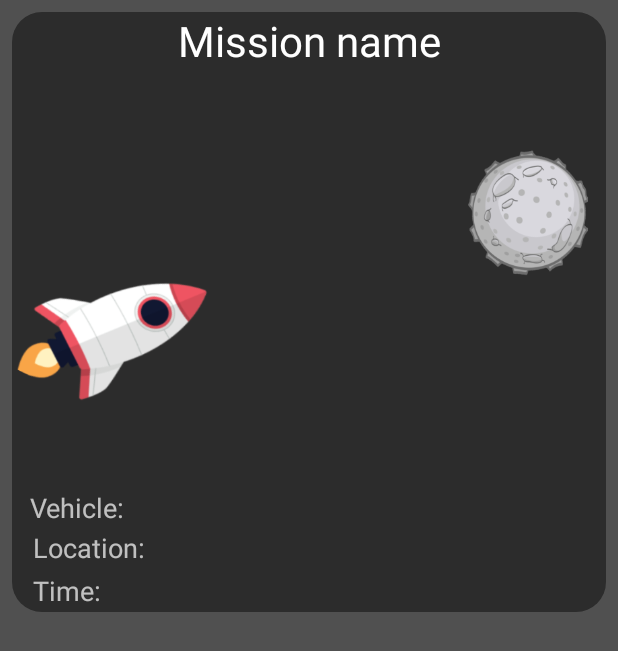
After one commit to Zubcz/SpaceX, an Android app: the layout fragment_launch_detail.xml on its own in the app's theme, with its tools: preview values and no code run, on a phone screen of 412 x 824 dp. The commit adds this screen. Shown: the top 651 px of the screen. Run offline under Robolectric (Android 15) with nearby library versions, the phone set to English and light mode, and no system bars.

Commit message:
Update colors; add launches types, launch info

```diff
--- a/app/src/main/AndroidManifest.xml
+++ b/app/src/main/AndroidManifest.xml
@@ -13,6 +13,7 @@
         android:theme="@style/AppTheme">
         <activity
             android:name=".MainActivity"
+            android:configChanges="orientation|screenSize"
             android:label="@string/app_name"
             android:theme="@style/AppTheme.NoActionBar">
             <intent-filter>
--- a/app/src/main/java/com/zubak/spacex/core/Extensions.kt
+++ b/app/src/main/java/com/zubak/spacex/core/Extensions.kt
@@ -18,3 +18,9 @@ fun String.sha1(): String {
     val sha1 = MessageDigest.getInstance("SHA-1")
     return sha1.digest(this.toByteArray()).toHex()
 }
+
+val Any.TAG: String
+    get() {
+        val tag = javaClass.simpleName
+        return if (tag.length <= 23) tag else tag.substring(0, 23)
+    }
--- a/app/src/main/java/com/zubak/spacex/ui/home/AllLaunchesViewModel.kt
+++ b/app/src/main/java/com/zubak/spacex/ui/launches/LaunchesViewModel.kt
@@ -1,4 +1,4 @@
-package com.zubak.spacex.ui.home
+package com.zubak.spacex.ui.launches
 
 import android.content.Context
 import androidx.lifecycle.MutableLiveData
@@ -7,7 +7,7 @@ import com.zubak.spacex.api.LaunchesType
 import com.zubak.spacex.core.DataManager
 import com.zubak.spacex.data.Launches
 
-class AllLaunchesViewModel(
+class LaunchesViewModel(
     private val context: Context,
     private val launchesType: LaunchesType
 ) : ViewModel() {
--- a/app/src/main/java/com/zubak/spacex/ui/home/AllLaunchesViewModelFactory.kt
+++ b/app/src/main/java/com/zubak/spacex/ui/launches/LaunchesViewModelFactory.kt
@@ -1,11 +1,11 @@
-package com.zubak.spacex.ui.home
+package com.zubak.spacex.ui.launches
 
 import android.content.Context
 import androidx.lifecycle.ViewModel
 import androidx.lifecycle.ViewModelProvider
 import com.zubak.spacex.api.LaunchesType
 
-class AllLaunchesViewModelFactory(
+class LaunchesViewModelFactory(
     private val context: Context?,
     private val launchesType: LaunchesType
 ) : ViewModelProvider.Factory {
--- /dev/null
+++ b/app/src/main/res/layout/fragment_launch_detail.xml
@@ -0,0 +1,86 @@
+<?xml version="1.0" encoding="utf-8"?>
+<LinearLayout xmlns:android="http://schemas.android.com/apk/res/android"
+    xmlns:app="http://schemas.android.com/apk/res-auto"
+    xmlns:tools="http://schemas.android.com/tools"
+    android:layout_width="match_parent"
+    android:layout_height="match_parent"
+    android:background="@color/dark_gray_background"
+    android:scrollbars="vertical"
+    tools:context=".ui.launchDetail.LaunchDetailFragment">
+
+    <ScrollView
+        android:layout_width="match_parent"
+        android:layout_height="match_parent">
+
+        <androidx.constraintlayout.widget.ConstraintLayout
+            android:layout_width="match_parent"
+            android:layout_height="match_parent"
+            android:layout_margin="8dp"
+            android:background="@drawable/card_shape">
+
+            <TextView
+                android:id="@+id/mission_name"
+                android:layout_width="match_parent"
+                android:layout_height="wrap_content"
+                android:textAlignment="center"
+                android:textColor="?android:attr/textColorPrimaryInverse"
+                android:textSize="28sp"
+                app:layout_constraintLeft_toLeftOf="parent"
+                app:layout_constraintRight_toRightOf="parent"
+                app:layout_constraintTop_toTopOf="parent"
+                tools:text="Mission name" />
+
+            <ImageView
+                android:id="@+id/launch_image"
+                android:layout_width="match_parent"
+                android:layout_height="wrap_content"
+                android:contentDescription="@string/launch_image"
+                app:layout_constraintTop_toBottomOf="@id/mission_name"
+                tools:src="@mipmap/rocket_holder" />
+
+            <TextView
+                android:id="@+id/launch_rocket"
+                android:layout_width="match_parent"
+                android:layout_height="wrap_content"
+                android:layout_marginStart="12dp"
+                android:ellipsize="marquee"
+                android:maxLines="2"
+                android:paddingTop="4dp"
+                android:singleLine="false"
+                android:textColor="?android:attr/textColorSecondaryInverse"
+                android:textSize="18sp"
+                app:layout_constraintTop_toBottomOf="@id/launch_image"
+                tools:text="@string/launch_vehicle" />
+
+            <TextView
+                android:id="@+id/location"
+                android:layout_width="match_parent"
+                android:layout_height="wrap_content"
+                android:layout_marginStart="12dp"
+                android:ellipsize="marquee"
+                android:gravity="start"
+                android:maxLines="3"
+                android:padding="2dp"
+                android:singleLine="false"
+                android:textColor="?android:attr/textColorSecondaryInverse"
+                android:textSize="18sp"
+                app:layout_constraintTop_toBottomOf="@id/launch_rocket"
+                tools:text="@string/launch_location" />
+
+            <TextView
+                android:id="@+id/launch_date"
+                android:layout_width="match_parent"
+                android:layout_height="wrap_content"
+                android:layout_marginStart="12dp"
+                android:layout_marginBottom="8dp"
+                android:ellipsize="marquee"
+                android:gravity="start"
+                android:padding="2dp"
+                android:textColor="?android:attr/textColorSecondaryInverse"
+                android:textSize="18sp"
+                app:layout_constraintTop_toBottomOf="@id/location"
+                tools:text="@string/launch_time" />
+
+        </androidx.constraintlayout.widget.ConstraintLayout>
+    </ScrollView>
+</LinearLayout>
--- a/app/src/main/res/layout/fragment_all_launches.xml
+++ b/app/src/main/res/layout/fragment_launches.xml
@@ -5,7 +5,7 @@
     android:layout_width="match_parent"
     android:layout_height="match_parent"
     android:background="@color/dark_gray_background"
-    tools:context=".ui.home.AllLaunchesFragment">
+    tools:context=".ui.launches.LaunchesFragment">
 
     <androidx.recyclerview.widget.RecyclerView
         android:id="@+id/allLaunches"
--- a/app/src/main/res/layout/launch_holder.xml
+++ b/app/src/main/res/layout/launch_holder.xml
@@ -42,7 +42,8 @@
     <ImageView
         android:id="@+id/image_launch"
         android:layout_width="match_parent"
-        android:layout_height="200dp" />
+        android:layout_height="200dp"
+        android:contentDescription="@string/launch_image" />
 
     <TextView
         android:id="@+id/widget_launch_rocket"
--- a/app/src/main/res/values/colors.xml
+++ b/app/src/main/res/values/colors.xml
@@ -1,7 +1,5 @@
 <?xml version="1.0" encoding="utf-8"?>
 <resources>
-    <color name="colorPrimary">#6200EE</color>
-    <color name="colorPrimaryDark">#3700B3</color>
     <color name="colorAccent">#03DAC5</color>
     <color name="silver_gray">#C0C0C0</color>
     <color name="dark_gray_background">#505050</color>
--- a/app/src/main/res/values/styles.xml
+++ b/app/src/main/res/values/styles.xml
@@ -2,8 +2,8 @@
     <!-- Base application theme. -->
     <style name="AppTheme" parent="Theme.AppCompat.Light.DarkActionBar">
         <!-- Customize your theme here. -->
-        <item name="colorPrimary">@color/colorPrimary</item>
-        <item name="colorPrimaryDark">@color/colorPrimaryDark</item>
+        <item name="colorPrimary">@color/dark_gray_card_background</item>
+        <item name="colorPrimaryDark">@color/dark_gray_card_background</item>
         <item name="colorAccent">@color/colorAccent</item>
     </style>
 
```
Also changed, not shown: app/src/main/java/com/zubak/spacex/MainActivity.kt (+85 -14 lines), app/src/main/java/com/zubak/spacex/holder/LaunchHolder.kt (+27 -3 lines), app/src/main/java/com/zubak/spacex/ui/gallery/GalleryFragment.kt (deleted, +0 -31 lines), app/src/main/java/com/zubak/spacex/ui/gallery/GalleryViewModel.kt (deleted, +0 -13 lines), app/src/main/java/com/zubak/spacex/ui/launchDetail/LaunchDetailFragment.kt (added, +56 -0 lines), app/src/main/java/com/zubak/spacex/ui/launches/LaunchesFragment.kt (renamed from app/src/main/java/com/zubak/spacex/ui/home/AllLaunchesFragment.kt, +26 -11 lines), app/src/main/res/layout/app_bar_main.xml (+6 -1 lines), app/src/main/res/layout/fragment_gallery.xml (deleted, +0 -22 lines), app/src/main/res/menu/activity_main_drawer.xml (+6 -6 lines), app/src/main/res/navigation/mobile_navigation.xml (+8 -8 lines), app/src/main/res/values/strings.xml (+8 -3 lines).
